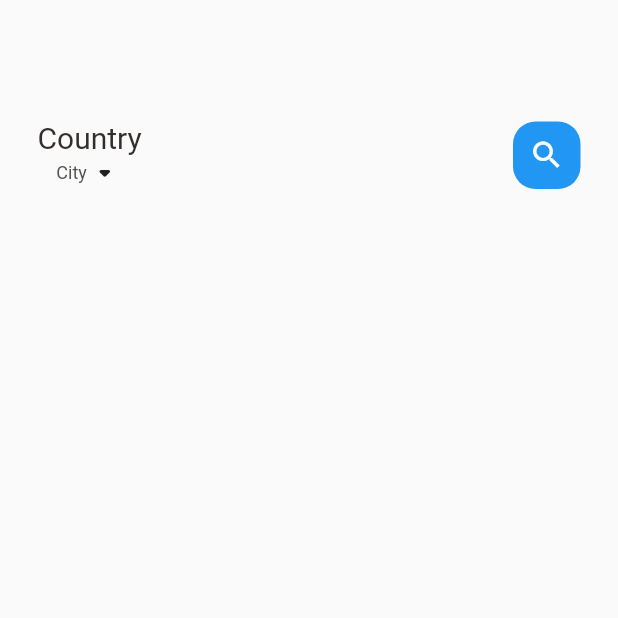
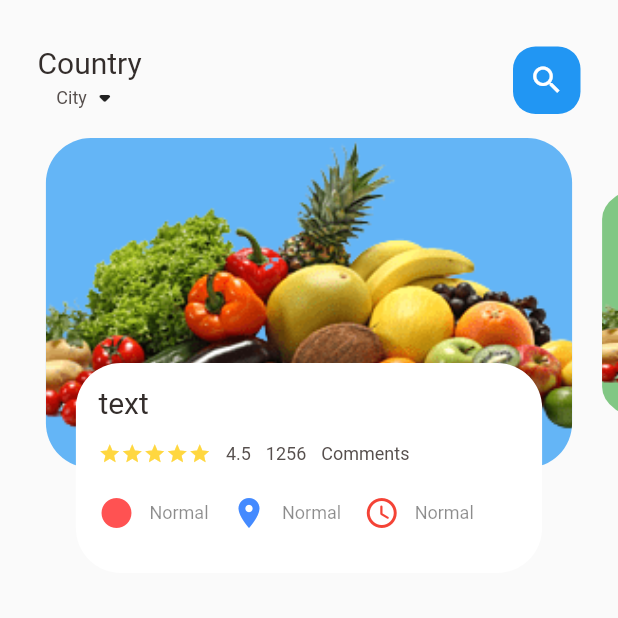
Before and after one commit to ngabomugisha/food-delivery, a Flutter app: the screen it shows after launch, on a phone screen of 412 x 824 dp, the top half of it. Run offline on Flutter 3.47's test engine with Material 2 defaults, Android fonts, the phone set to English and light mode, and no system bars.

Commit message:
working on home page body

```diff
--- /dev/null
+++ b/lib/home/food_page_body.dart
@@ -0,0 +1,161 @@
+import 'package:flutter/material.dart';
+import 'package:flutter/src/foundation/key.dart';
+import 'package:flutter/src/widgets/framework.dart';
+import 'package:flutter/widgets.dart';
+import 'package:food_delivery/widgets/big_text.dart';
+import 'package:food_delivery/widgets/icons_text_widget.dart';
+import 'package:food_delivery/widgets/small_text.dart';
+
+class FoodPageBody extends StatefulWidget {
+  const FoodPageBody({Key? key}) : super(key: key);
+
+  @override
+  State<FoodPageBody> createState() => _FoodPageBodyState();
+}
+
+class _FoodPageBodyState extends State<FoodPageBody> {
+  PageController pageController = PageController(viewportFraction: 0.9);
+  var _currPageValue = 0.0;
+  double _scaleFactor = 0.7;
+  double _height = 220;
+  @override
+  void initState() {
+    super.initState();
+    pageController.addListener(() {
+      setState(() {
+        _currPageValue = pageController.page!;
+      });
+    });
+  }
+
+  @override
+  void dispose() {
+    pageController.dispose();
+  }
+
+  @override
+  Widget build(BuildContext context) {
+    return Container(
+        height: 320,
+        child: PageView.builder(
+            controller: pageController,
+            itemCount: 5,
+            itemBuilder: (context, position) {
+              return _buildPageItem(position);
+            }));
+  }
+
+  Widget _buildPageItem(int index) {
+    Matrix4 matrix = new Matrix4.identity();
+    if (index == _currPageValue.floor()) {
+      var currScale = 1 - (_currPageValue - index) * (1 - _scaleFactor);
+      var currTrans = _height * (1 - currScale) / 2;
+      matrix = Matrix4.diagonal3Values(1, currScale, 1);
+      matrix = Matrix4.diagonal3Values(1, currScale, 1)..setTranslationRaw(0, currTrans, 0);
+    } else if (index == _currPageValue.floor() + 1) {
+      var currScale =
+          _scaleFactor + (_currPageValue - index + 1) * (1 - _scaleFactor);
+      var currTrans = _height * (1 - currScale) / 2;
+      matrix = Matrix4.diagonal3Values(1, currScale, 1);
+      matrix = Matrix4.diagonal3Values(1, currScale, 1)..setTranslationRaw(0, currTrans, 0);
+    } else if (index == _currPageValue.floor() - 1) {
+      var currScale =
+          _scaleFactor + (_currPageValue - index + 1) * (1 - _scaleFactor);
+      var currTrans = _height * (1 - currScale) / 2;
+      matrix = Matrix4.diagonal3Values(1, currScale, 1)..setTranslationRaw(0, currTrans, 0);
+    }else
+      {
+        var currScale = 0.7;
+        matrix = Matrix4.diagonal3Values(1, currScale, 1)..setTranslationRaw(0, _height*(1-_scaleFactor), 0);
+      }
+
+    return Transform(
+      transform: matrix,
+      child: Stack(
+        children: [
+          Container(
+              height: 220,
+              margin: EdgeInsets.only(left: 10, right: 10),
+              decoration: BoxDecoration(
+                  borderRadius: BorderRadius.circular(30),
+                  color: index.isEven ? Colors.blue[300] : Colors.green[300],
+                  image: DecorationImage(
+                      fit: BoxFit.cover,
+                      image: AssetImage("assets/img/food/food2.png")))),
+          Align(
+            alignment: Alignment.bottomCenter,
+            child: Container(
+              height: 140,
+              margin: EdgeInsets.only(left: 30, right: 30, bottom: 30),
+              decoration: BoxDecoration(
+                  borderRadius: BorderRadius.circular(30), color: Colors.white),
+              child: Container(
+                padding: EdgeInsets.only(top: 15, left: 15, right: 15),
+                child: Column(
+                  crossAxisAlignment: CrossAxisAlignment.start,
+                  children: [
+                    BigText(text: "text"),
+                    SizedBox(height: 15),
+                    Row(
+                      children: [
+                        Wrap(
+                          children: List.generate(
+                              5,
+                              (index) => Icon(
+                                    Icons.star,
+                                    color: Colors.amberAccent,
+                                    size: 15,
+                                  )),
+                        ),
+                        SizedBox(
+                          width: 10,
+                        ),
+                        SmallText(text: "4.5"),
+                        SizedBox(
+                          width: 10,
+                        ),
+                        SmallText(text: "1256"),
+                        SizedBox(
+                          width: 10,
+                        ),
+                        SmallText(text: "Comments")
+                      ],
+                    ),
+                    SizedBox(
+                      height: 20,
+                    ),
+                    Row(
+                      children: [
+                        IconTextWidget(
+                            icon: Icons.circle,
+                            text: "Normal",
+                            color: Colors.black45,
+                            iconColor: Colors.redAccent),
+                        SizedBox(
+                          width: 15,
+                        ),
+                        IconTextWidget(
+                            icon: Icons.location_on,
+                            text: "1.7km",
+                            color: Colors.black45,
+                            iconColor: Colors.blueAccent),
+                        SizedBox(
+                          width: 15,
+                        ),
+                        IconTextWidget(
+                            icon: Icons.access_time_rounded,
+                            text: "32 min",
+                            color: Colors.black45,
+                            iconColor: Colors.red),
+                      ],
+                    )
+                  ],
+                ),
+              ),
+            ),
+          )
+        ],
+      ),
+    );
+  }
+}
--- a/lib/home/main_food_page.dart
+++ b/lib/home/main_food_page.dart
@@ -1,5 +1,6 @@
 import 'package:flutter/cupertino.dart';
 import 'package:flutter/material.dart';
+import 'package:food_delivery/home/food_page_body.dart';
 import 'package:food_delivery/widgets/big_text.dart';
 import 'package:food_delivery/widgets/small_text.dart';
 
@@ -18,7 +19,7 @@ class _MainFoodPageState extends State<MainFoodPage> {
       children: [
         Container(
           child: Container(
-            margin: EdgeInsets.only(top: 80, bottom: 15),
+            margin: EdgeInsets.only(top: 30, bottom: 15),
             padding: EdgeInsets.only(left: 25, right: 25),
             child: Row(
               mainAxisAlignment: MainAxisAlignment.spaceBetween,
@@ -50,7 +51,8 @@ class _MainFoodPageState extends State<MainFoodPage> {
               ],
             ),
           ),
-        )
+        ),
+        FoodPageBody()
       ],
     ));
   }
--- /dev/null
+++ b/lib/widgets/icons_text_widget.dart
@@ -0,0 +1,25 @@
+import 'package:flutter/cupertino.dart';
+import 'package:flutter/src/foundation/key.dart';
+import 'package:flutter/src/widgets/framework.dart';
+import 'package:food_delivery/widgets/small_text.dart';
+
+class IconTextWidget extends StatelessWidget {
+  final IconData icon;
+  final String text;
+  final Color color;
+  final Color iconColor;
+  const IconTextWidget({
+    Key? key, required this.icon, required this.text, required this.color, required this.iconColor
+  }) : super(key: key);
+
+  @override
+  Widget build(BuildContext context) {
+    return Row(
+      children: [
+        Icon(icon, color: iconColor,),
+        SizedBox(width: 10,),
+        SmallText(text: "Normal", color: color,)
+      ],
+    );
+  }
+}
--- a/pubspec.yaml
+++ b/pubspec.yaml
@@ -58,9 +58,8 @@ flutter:
   uses-material-design: true
 
   # To add assets to your application, add an assets section, like this:
-  # assets:
-  #   - images/a_dot_burr.jpeg
-  #   - images/a_dot_ham.jpeg
+  assets:
+    - assets/img/food/
 
   # An image asset can refer to one or more resolution-specific "variants", see
   # https://flutter.dev/assets-and-images/#resolution-aware
```
Also changed, not shown: assets/img/food/food1.png (added), assets/img/food/food2.png (added), assets/img/food/load.svg (added), assets/img/food/top.png (added), assets/img/food/vector.svg (added), assets/img/food/vector2.svg (added), 1 other file.
